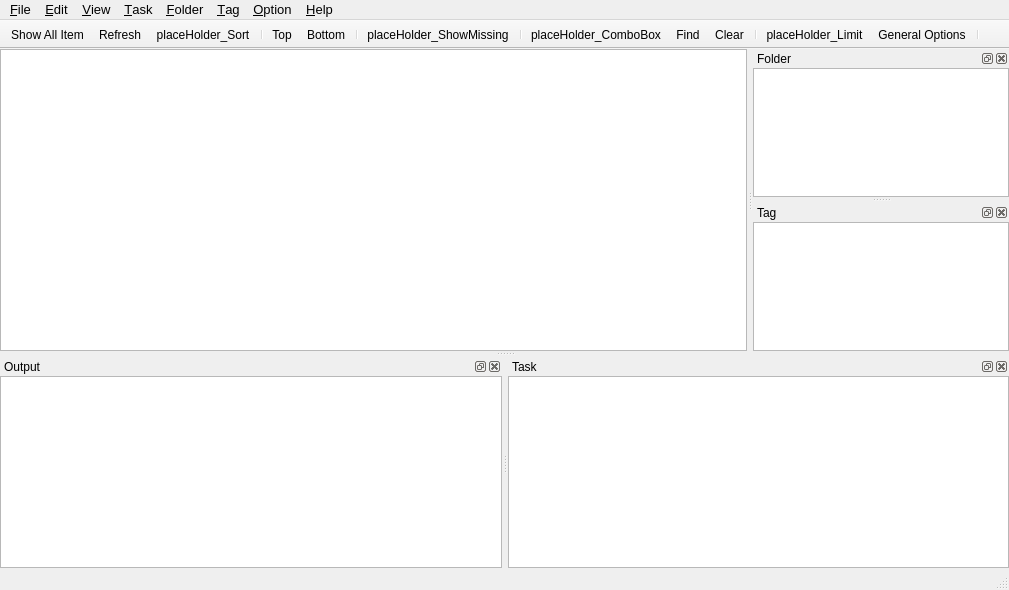
This is src/mainwindow.ui in ambiesoft/SceneExplorer as Qt 5 draws it before an edit. The edited form follows.
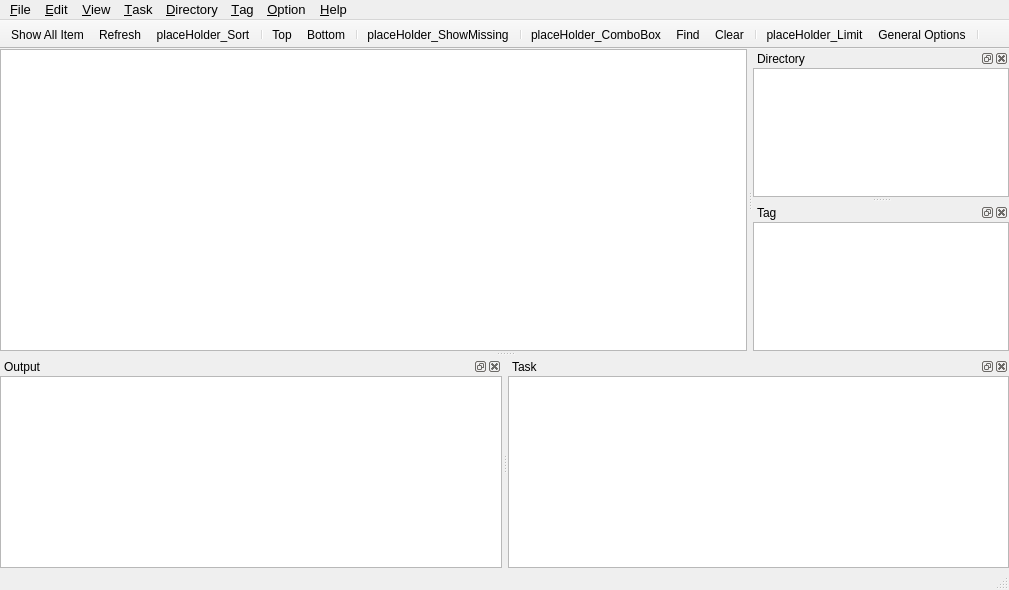
This is the edited form. Icons and pictures are not drawn. Custom widgets are drawn as their Qt base class.

Commit message: Rename folder to directory

```diff
--- a/src/mainwindow.ui
+++ b/src/mainwindow.ui
@@ -216,9 +216,9 @@
     <addaction name="separator"/>
     <addaction name="menu_Focus"/>
    </widget>
-   <widget class="QMenu" name="menu_Folder">
+   <widget class="QMenu" name="menu_Directory">
     <property name="title">
-     <string>&amp;Folder</string>
+     <string>&amp;Directory</string>
     </property>
     <addaction name="action_AddFolder"/>
     <addaction name="separator"/>
@@ -248,7 +248,7 @@
    <addaction name="menu_Edit"/>
    <addaction name="menu_View"/>
    <addaction name="menu_Task"/>
-   <addaction name="menu_Folder"/>
+   <addaction name="menu_Directory"/>
    <addaction name="menu_Tag"/>
    <addaction name="menu_Option"/>
    <addaction name="menu_Help"/>
@@ -362,7 +362,7 @@
     <set>Qt::AllDockWidgetAreas</set>
    </property>
    <property name="windowTitle">
-    <string>Folder</string>
+    <string>Directory</string>
    </property>
    <attribute name="dockWidgetArea">
     <number>2</number>
```
Left out of the diff: 26 changed lines with no effect on the pictures. The commit also changes 17 other files.
